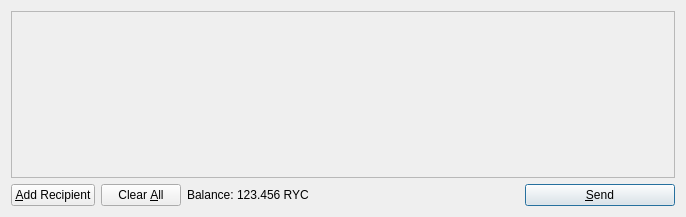
Above: src/qt/forms/sendcoinsdialog.ui from muddafudda/mc1 before the change. Below: the same form after it.
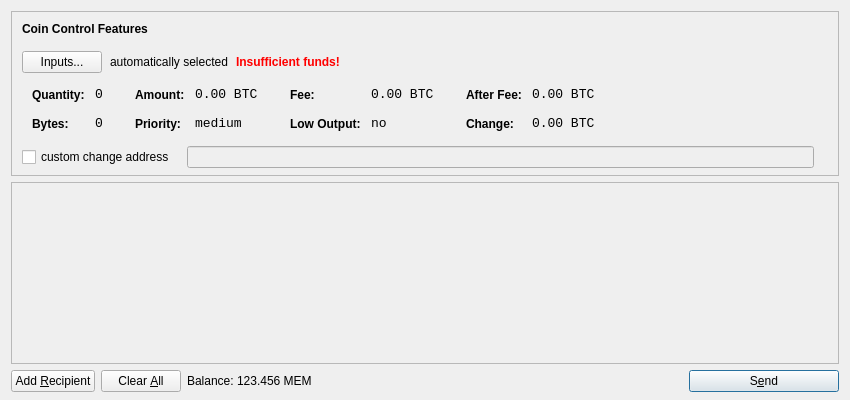
That is the form after the change. Icons and pictures are not drawn.

```diff
--- a/src/qt/forms/sendcoinsdialog.ui
+++ b/src/qt/forms/sendcoinsdialog.ui
@@ -6,14 +6,615 @@
    <rect>
     <x>0</x>
     <y>0</y>
-    <width>686</width>
-    <height>217</height>
+    <width>850</width>
+    <height>400</height>
    </rect>
   </property>
   <property name="windowTitle">
    <string>Send Coins</string>
   </property>
-  <layout class="QVBoxLayout" name="verticalLayout">
+  <layout class="QVBoxLayout" name="verticalLayout" stretch="0,1,0">
+   <property name="bottomMargin">
+    <number>8</number>
+   </property>
+   <item>
+    <widget class="QFrame" name="frameCoinControl">
+     <property name="sizePolicy">
+      <sizepolicy hsizetype="Expanding" vsizetype="Expanding">
+       <horstretch>0</horstretch>
+       <verstretch>0</verstretch>
+      </sizepolicy>
+     </property>
+     <property name="maximumSize">
+      <size>
+       <width>16777215</width>
+       <height>16777215</height>
+      </size>
+     </property>
+     <property name="frameShape">
+      <enum>QFrame::StyledPanel</enum>
+     </property>
+     <property name="frameShadow">
+      <enum>QFrame::Sunken</enum>
+     </property>
+     <layout class="QVBoxLayout" name="verticalLayoutCoinControl2">
+      <property name="spacing">
+       <number>-1</number>
+      </property>
+      <property name="leftMargin">
+       <number>0</number>
+      </property>
+      <property name="topMargin">
+       <number>0</number>
+      </property>
+      <property name="rightMargin">
+       <number>0</number>
+      </property>
+      <property name="bottomMargin">
+       <number>6</number>
+      </property>
+      <item>
+       <layout class="QVBoxLayout" name="verticalLayoutCoinControl" stretch="0,0,0,0,1">
+        <property name="spacing">
+         <number>0</number>
+        </property>
+        <property name="leftMargin">
+         <number>10</number>
+        </property>
+        <property name="topMargin">
+         <number>10</number>
+        </property>
+        <item>
+         <layout class="QHBoxLayout" name="horizontalLayoutCoinControl1">
+          <property name="bottomMargin">
+           <number>15</number>
+          </property>
+          <item>
+           <widget class="QLabel" name="labelCoinControlFeatures">
+            <property name="sizePolicy">
+             <sizepolicy hsizetype="Preferred" vsizetype="Maximum">
+              <horstretch>0</horstretch>
+              <verstretch>0</verstretch>
+             </sizepolicy>
+            </property>
+            <property name="font">
+             <font>
+              <weight>75</weight>
+              <bold>true</bold>
+             </font>
+            </property>
+            <property name="styleSheet">
+             <string notr="true">font-weight:bold;</string>
+            </property>
+            <property name="text">
+             <string>Coin Control Features</string>
+            </property>
+           </widget>
+          </item>
+         </layout>
+        </item>
+        <item>
+         <layout class="QHBoxLayout" name="horizontalLayoutCoinControl2" stretch="0,0,0,0">
+          <property name="spacing">
+           <number>8</number>
+          </property>
+          <property name="bottomMargin">
+           <number>10</number>
+          </property>
+          <item>
+           <widget class="QPushButton" name="pushButtonCoinControl">
+            <property name="styleSheet">
+             <string notr="true"/>
+            </property>
+            <property name="text">
+             <string>Inputs...</string>
+            </property>
+           </widget>
+          </item>
+          <item>
+           <widget class="QLabel" name="labelCoinControlAutomaticallySelected">
+            <property name="text">
+             <string>automatically selected</string>
+            </property>
+            <property name="margin">
+             <number>5</number>
+            </property>
+           </widget>
+          </item>
+          <item>
+           <widget class="QLabel" name="labelCoinControlInsuffFunds">
+            <property name="font">
+             <font>
+              <weight>75</weight>
+              <bold>true</bold>
+             </font>
+            </property>
+            <property name="styleSheet">
+             <string notr="true">color:red;font-weight:bold;</string>
+            </property>
+            <property name="text">
+             <string>Insufficient funds!</string>
+            </property>
+            <property name="margin">
+             <number>5</number>
+            </property>
+           </widget>
+          </item>
+          <item>
+           <spacer name="horizontalSpacerCoinControl">
+            <property name="orientation">
+             <enum>Qt::Horizontal</enum>
+            </property>
+            <property name="sizeHint" stdset="0">
+             <size>
+              <width>40</width>
+              <height>1</height>
+             </size>
+            </property>
+           </spacer>
+          </item>
+         </layout>
+        </item>
+        <item>
+         <widget class="QWidget" name="widgetCoinControl" native="true">
+          <property name="sizePolicy">
+           <sizepolicy hsizetype="Preferred" vsizetype="Preferred">
+            <horstretch>0</horstretch>
+            <verstretch>0</verstretch>
+           </sizepolicy>
+          </property>
+          <property name="minimumSize">
+           <size>
+            <width>0</width>
+            <height>0</height>
+           </size>
+          </property>
+          <property name="styleSheet">
+           <string notr="true"/>
+          </property>
+          <layout class="QHBoxLayout" name="horizontalLayoutCoinControl5">
+           <property name="margin">
+            <number>0</number>
+           </property>
+           <item>
+            <layout class="QHBoxLayout" name="horizontalLayoutCoinControl3" stretch="0,0,0,1">
+             <property name="spacing">
+              <number>20</number>
+             </property>
+             <property name="topMargin">
+              <number>0</number>
+             </property>
+             <property name="bottomMargin">
+              <number>10</number>
+             </property>
+             <item>
+              <layout class="QFormLayout" name="formLayoutCoinControl1">
+               <property name="horizontalSpacing">
+                <number>10</number>
+               </property>
+               <property name="verticalSpacing">
+                <number>14</number>
+               </property>
+               <property name="leftMargin">
+                <number>10</number>
+               </property>
+               <property name="topMargin">
+                <number>4</number>
+               </property>
+               <property name="rightMargin">
+                <number>6</number>
+               </property>
+               <item row="0" column="0">
+                <widget class="QLabel" name="labelCoinControlQuantityText">
+                 <property name="styleSheet">
+                  <string notr="true">font-weight:bold;</string>
+                 </property>
+                 <property name="text">
+                  <string>Quantity:</string>
+                 </property>
+                 <property name="margin">
+                  <number>0</number>
+                 </property>
+                </widget>
+               </item>
+               <item row="0" column="1">
+                <widget class="QLabel" name="labelCoinControlQuantity">
+                 <property name="font">
+                  <font>
+                   <family>Monospace</family>
+                   <pointsize>10</pointsize>
+                  </font>
+                 </property>
+                 <property name="cursor">
+                  <cursorShape>IBeamCursor</cursorShape>
+                 </property>
+                 <property name="contextMenuPolicy">
+                  <enum>Qt::ActionsContextMenu</enum>
+                 </property>
+                 <property name="text">
+                  <string notr="true">0</string>
+                 </property>
+                 <property name="margin">
+                  <number>0</number>
+                 </property>
+                 <property name="textInteractionFlags">
+                  <set>Qt::LinksAccessibleByMouse|Qt::TextSelectableByKeyboard|Qt::TextSelectableByMouse</set>
+                 </property>
+                </widget>
+               </item>
+               <item row="1" column="0">
+                <widget class="QLabel" name="labelCoinControlBytesText">
+                 <property name="styleSheet">
+                  <string notr="true">font-weight:bold;</string>
+                 </property>
+                 <property name="text">
+                  <string>Bytes:</string>
+                 </property>
+                </widget>
+               </item>
+               <item row="1" column="1">
+                <widget class="QLabel" name="labelCoinControlBytes">
+                 <property name="font">
+                  <font>
+                   <family>Monospace</family>
+                   <pointsize>10</pointsize>
+                  </font>
+                 </property>
+                 <property name="cursor">
+                  <cursorShape>IBeamCursor</cursorShape>
+                 </property>
+                 <property name="contextMenuPolicy">
+                  <enum>Qt::ActionsContextMenu</enum>
+                 </property>
+                 <property name="text">
+                  <string notr="true">0</string>
+                 </property>
+                 <property name="textInteractionFlags">
+                  <set>Qt::LinksAccessibleByMouse|Qt::TextSelectableByKeyboard|Qt::TextSelectableByMouse</set>
+                 </property>
+                </widget>
+               </item>
+              </layout>
+             </item>
+             <item>
+              <layout class="QFormLayout" name="formLayoutCoinControl2">
+               <property name="horizontalSpacing">
+                <number>10</number>
+               </property>
+               <property name="verticalSpacing">
+                <number>14</number>
+               </property>
+               <property name="leftMargin">
+                <number>6</number>
+               </property>
+               <property name="topMargin">
+                <number>4</number>
+               </property>
+               <property name="rightMargin">
+                <number>6</number>
+               </property>
+               <item row="0" column="0">
+                <widget class="QLabel" name="labelCoinControlAmountText">
+                 <property name="styleSheet">
+                  <string notr="true">font-weight:bold;</string>
+                 </property>
+                 <property name="text">
+                  <string>Amount:</string>
+                 </property>
+                 <property name="margin">
+                  <number>0</number>
+                 </property>
+                </widget>
+               </item>
+               <item row="0" column="1">
+                <widget class="QLabel" name="labelCoinControlAmount">
+                 <property name="font">
+                  <font>
+                   <family>Monospace</family>
+                   <pointsize>10</pointsize>
+                  </font>
+                 </property>
+                 <property name="cursor">
+                  <cursorShape>IBeamCursor</cursorShape>
+                 </property>
+                 <property name="contextMenuPolicy">
+                  <enum>Qt::ActionsContextMenu</enum>
+                 </property>
+                 <property name="text">
+                  <string notr="true">0.00 BTC</string>
+                 </property>
+                 <property name="textInteractionFlags">
+                  <set>Qt::LinksAccessibleByMouse|Qt::TextSelectableByKeyboard|Qt::TextSelectableByMouse</set>
+                 </property>
+                </widget>
+               </item>
+               <item row="1" column="0">
+                <widget class="QLabel" name="labelCoinControlPriorityText">
+                 <property name="styleSheet">
+                  <string notr="true">font-weight:bold;</string>
+                 </property>
+                 <property name="text">
+                  <string>Priority:</string>
+                 </property>
+                </widget>
+               </item>
+               <item row="1" column="1">
+                <widget class="QLabel" name="labelCoinControlPriority">
+                 <property name="font">
+                  <font>
+                   <family>Monospace</family>
+                   <pointsize>10</pointsize>
+                  </font>
+                 </property>
+                 <property name="cursor">
+                  <cursorShape>IBeamCursor</cursorShape>
+                 </property>
+                 <property name="contextMenuPolicy">
+                  <enum>Qt::ActionsContextMenu</enum>
+                 </property>
+                 <property name="text">
+                  <string>medium</string>
+                 </property>
+                 <property name="textInteractionFlags">
+                  <set>Qt::LinksAccessibleByMouse|Qt::TextSelectableByKeyboard|Qt::TextSelectableByMouse</set>
+                 </property>
+                </widget>
+               </item>
+              </layout>
+             </item>
+             <item>
+              <layout class="QFormLayout" name="formLayoutCoinControl3">
+               <property name="horizontalSpacing">
+                <number>10</number>
+               </property>
+               <property name="verticalSpacing">
+                <number>14</number>
+               </property>
+               <property name="leftMargin">
+                <number>6</number>
+               </property>
+               <property name="topMargin">
+                <number>4</number>
+               </property>
+               <property name="rightMargin">
+                <number>6</number>
+               </property>
+               <item row="0" column="0">
+                <widget class="QLabel" name="labelCoinControlFeeText">
+                 <property name="styleSheet">
+                  <string notr="true">font-weight:bold;</string>
+                 </property>
+                 <property name="text">
+                  <string>Fee:</string>
+                 </property>
+                 <property name="margin">
+                  <number>0</number>
+                 </property>
+                </widget>
+               </item>
+               <item row="0" column="1">
+                <widget class="QLabel" name="labelCoinControlFee">
+                 <property name="font">
+                  <font>
+                   <family>Monospace</family>
+                   <pointsize>10</pointsize>
+                  </font>
+                 </property>
+                 <property name="cursor">
+                  <cursorShape>IBeamCursor</cursorShape>
+                 </property>
+                 <property name="contextMenuPolicy">
+                  <enum>Qt::ActionsContextMenu</enum>
+                 </property>
+                 <property name="text">
+                  <string notr="true">0.00 BTC</string>
+                 </property>
+                 <property name="textInteractionFlags">
+                  <set>Qt::LinksAccessibleByMouse|Qt::TextSelectableByKeyboard|Qt::TextSelectableByMouse</set>
+                 </property>
+                </widget>
+               </item>
+               <item row="1" column="0">
+                <widget class="QLabel" name="labelCoinControlLowOutputText">
+                 <property name="styleSheet">
+                  <string notr="true">font-weight:bold;</string>
+                 </property>
+                 <property name="text">
+                  <string>Low Output:</string>
+                 </property>
+                </widget>
+               </item>
+               <item row="1" column="1">
+                <widget class="QLabel" name="labelCoinControlLowOutput">
+                 <property name="font">
+                  <font>
+                   <family>Monospace</family>
+                   <pointsize>10</pointsize>
+                  </font>
+                 </property>
+                 <property name="cursor">
+                  <cursorShape>IBeamCursor</cursorShape>
+                 </property>
+                 <property name="contextMenuPolicy">
+                  <enum>Qt::ActionsContextMenu</enum>
+                 </property>
+                 <property name="text">
+                  <string>no</string>
+                 </property>
+                 <property name="textInteractionFlags">
+                  <set>Qt::LinksAccessibleByMouse|Qt::TextSelectableByKeyboard|Qt::TextSelectableByMouse</set>
+                 </property>
+                </widget>
+               </item>
+              </layout>
+             </item>
+             <item>
+              <layout class="QFormLayout" name="formLayoutCoinControl4">
+               <property name="horizontalSpacing">
+                <number>10</number>
+               </property>
+               <property name="verticalSpacing">
+                <number>14</number>
+               </property>
+               <property name="leftMargin">
+                <number>6</number>
+               </property>
+               <property name="topMargin">
+                <number>4</number>
+               </property>
+               <property name="rightMargin">
+                <number>6</number>
+               </property>
+               <item row="0" column="0">
+                <widget class="QLabel" name="labelCoinControlAfterFeeText">
+                 <property name="styleSheet">
+                  <string notr="true">font-weight:bold;</string>
+                 </property>
+                 <property name="text">
+                  <string>After Fee:</string>
+                 </property>
+                 <property name="margin">
+                  <number>0</number>
+                 </property>
+                </widget>
+               </item>
+               <item row="0" column="1">
+                <widget class="QLabel" name="labelCoinControlAfterFee">
+                 <property name="font">
+                  <font>
+                   <family>Monospace</family>
+                   <pointsize>10</pointsize>
+                  </font>
+                 </property>
+                 <property name="cursor">
+                  <cursorShape>IBeamCursor</cursorShape>
+                 </property>
+                 <property name="contextMenuPolicy">
+                  <enum>Qt::ActionsContextMenu</enum>
+                 </property>
+                 <property name="text">
+                  <string notr="true">0.00 BTC</string>
+                 </property>
+                 <property name="textInteractionFlags">
+                  <set>Qt::LinksAccessibleByMouse|Qt::TextSelectableByKeyboard|Qt::TextSelectableByMouse</set>
+                 </property>
+                </widget>
+               </item>
+               <item row="1" column="0">
+                <widget class="QLabel" name="labelCoinControlChangeText">
+                 <property name="styleSheet">
+                  <string notr="true">font-weight:bold;</string>
+                 </property>
+                 <property name="text">
+                  <string>Change:</string>
+                 </property>
+                </widget>
+               </item>
+               <item row="1" column="1">
+                <widget class="QLabel" name="labelCoinControlChange">
+                 <property name="font">
+                  <font>
+                   <family>Monospace</family>
+                   <pointsize>10</pointsize>
+                  </font>
+                 </property>
+                 <property name="cursor">
+                  <cursorShape>IBeamCursor</cursorShape>
+                 </property>
+                 <property name="contextMenuPolicy">
+                  <enum>Qt::ActionsContextMenu</enum>
+                 </property>
+                 <property name="text">
+                  <string notr="true">0.00 BTC</string>
+                 </property>
+                 <property name="textInteractionFlags">
+                  <set>Qt::LinksAccessibleByMouse|Qt::TextSelectableByKeyboard|Qt::TextSelectableByMouse</set>
+                 </property>
+                </widget>
+               </item>
+              </layout>
+             </item>
+            </layout>
+           </item>
+          </layout>
+         </widget>
+        </item>
+        <item>
+         <layout class="QHBoxLayout" name="horizontalLayoutCoinControl4" stretch="0,0,0">
+          <property name="spacing">
+           <number>12</number>
+          </property>
+          <property name="sizeConstraint">
+           <enum>QLayout::SetDefaultConstraint</enum>
+          </property>
+          <property name="topMargin">
+           <number>5</number>
+          </property>
+          <property name="rightMargin">
+           <number>5</number>
+          </property>
+          <item>
+           <widget class="QCheckBox" name="checkBoxCoinControlChange">
+            <property name="text">
+             <string>custom change address</string>
+            </property>
+           </widget>
+          </item>
+          <item>
+           <widget class="QLineEdit" name="lineEditCoinControlChange">
+            <property name="enabled">
+             <bool>false</bool>
+            </property>
+            <property name="sizePolicy">
+             <sizepolicy hsizetype="Expanding" vsizetype="Fixed">
+              <horstretch>0</horstretch>
+              <verstretch>0</verstretch>
+             </sizepolicy>
+            </property>
+           </widget>
+          </item>
+          <item>
+           <widget class="QLabel" name="labelCoinControlChangeLabel">
+            <property name="sizePolicy">
+             <sizepolicy hsizetype="Preferred" vsizetype="Expanding">
+              <horstretch>0</horstretch>
+              <verstretch>0</verstretch>
+             </sizepolicy>
+            </property>
+            <property name="minimumSize">
+             <size>
+              <width>0</width>
+              <height>0</height>
+             </size>
+            </property>
+            <property name="text">
+             <string/>
+            </property>
+            <property name="margin">
+             <number>3</number>
+            </property>
+           </widget>
+          </item>
+         </layout>
+        </item>
+        <item>
+         <spacer name="verticalSpacerCoinControl">
+          <property name="orientation">
+           <enum>Qt::Vertical</enum>
+          </property>
+          <property name="sizeHint" stdset="0">
+           <size>
+            <width>800</width>
+            <height>1</height>
+           </size>
+          </property>
+         </spacer>
+        </item>
+       </layout>
+      </item>
+     </layout>
+    </widget>
+   </item>
    <item>
     <widget class="QScrollArea" name="scrollArea">
      <property name="widgetResizable">
@@ -24,7 +625,7 @@
        <rect>
         <x>0</x>
         <y>0</y>
-        <width>666</width>
+        <width>830</width>
         <height>165</height>
        </rect>
       </property>
@@ -64,7 +665,7 @@
         <string>Send to multiple recipients at once</string>
        </property>
        <property name="text">
-        <string>&amp;Add Recipient</string>
+        <string>Add &amp;Recipient</string>
        </property>
        <property name="icon">
         <iconset resource="../bitcoin.qrc">
@@ -119,7 +720,7 @@
           <cursorShape>IBeamCursor</cursorShape>
          </property>
          <property name="text">
-          <string>123.456 RYC</string>
+          <string>123.456 MEM</string>
          </property>
          <property name="textInteractionFlags">
           <set>Qt::LinksAccessibleByMouse|Qt::TextSelectableByKeyboard|Qt::TextSelectableByMouse</set>
@@ -153,7 +754,7 @@
         <string>Confirm the send action</string>
        </property>
        <property name="text">
-        <string>&amp;Send</string>
+        <string>S&amp;end</string>
        </property>
        <property name="icon">
         <iconset resource="../bitcoin.qrc">
```
